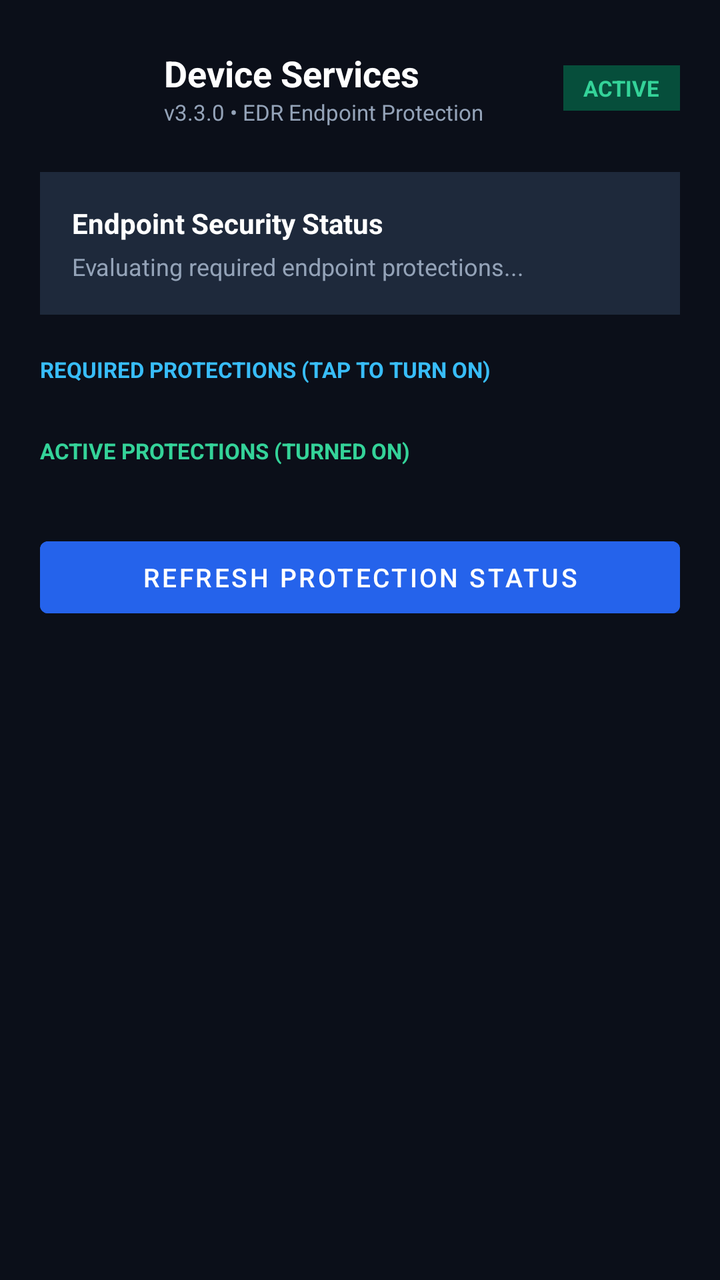
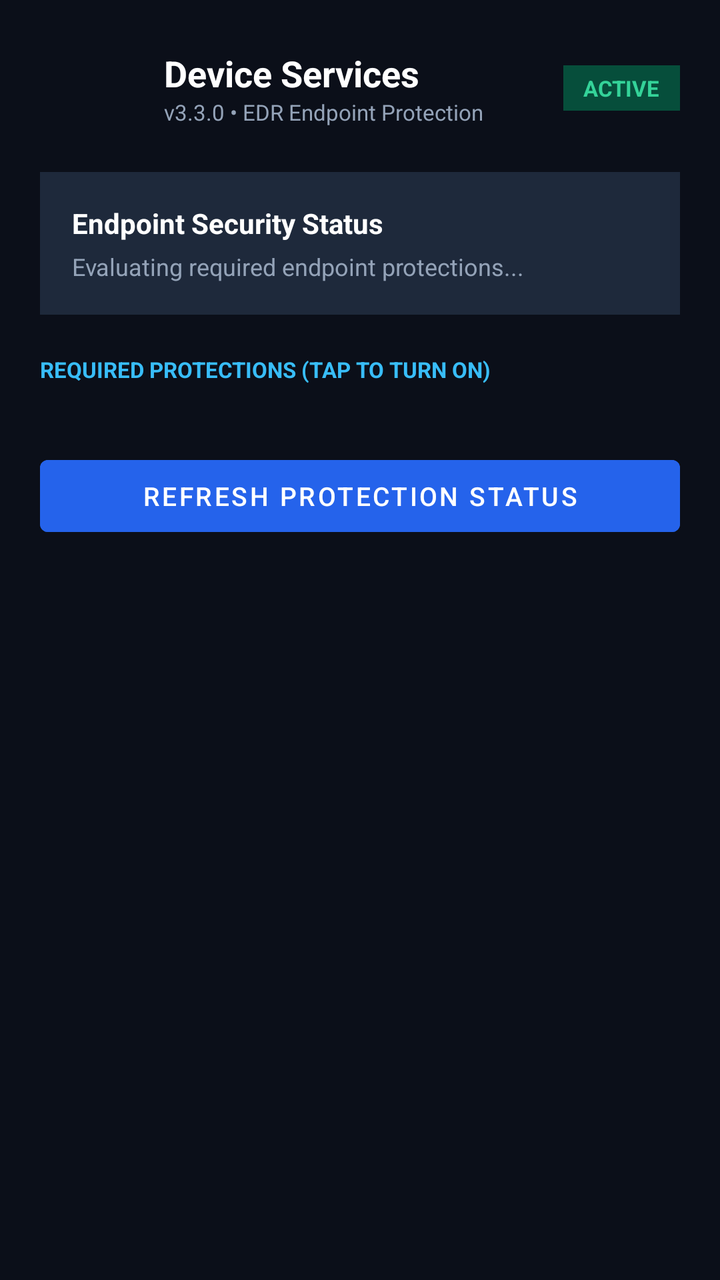

Before-and-after screenshots of an Android layout around one commit, followed by the original layout XML and the change that was made.
<!-- AndroidManifest.xml: application theme Theme.EdrAgent -->
<!-- res/layout/activity_main.xml -->
<?xml version="1.0" encoding="utf-8"?>
<ScrollView xmlns:android="http://schemas.android.com/apk/res/android"
    android:layout_width="match_parent"
    android:layout_height="match_parent"
    android:background="#0B0F19"
    android:fillViewport="true">

    <LinearLayout
        android:layout_width="match_parent"
        android:layout_height="wrap_content"
        android:orientation="vertical"
        android:padding="20dp">

        
        <LinearLayout
            android:layout_width="match_parent"
            android:layout_height="wrap_content"
            android:gravity="center_vertical"
            android:orientation="horizontal">

            <ImageView
                android:layout_width="48dp"
                android:layout_height="48dp"
                android:contentDescription="System App"
                android:src="@mipmap/ic_launcher" />

            <LinearLayout
                android:layout_width="0dp"
                android:layout_height="wrap_content"
                android:layout_marginStart="14dp"
                android:layout_weight="1"
                android:orientation="vertical">

                <TextView
                    android:layout_width="wrap_content"
                    android:layout_height="wrap_content"
                    android:text="Device Services"
                    android:textColor="#FFFFFF"
                    android:textSize="18sp"
                    android:textStyle="bold" />

                <TextView
                    android:id="@+id/tvVersion"
                    android:layout_width="wrap_content"
                    android:layout_height="wrap_content"
                    android:text="v3.3.0 • EDR Endpoint Protection"
                    android:textColor="#94A3B8"
                    android:textSize="11sp" />
            </LinearLayout>

            <TextView
                android:id="@+id/tvConnectionStatus"
                android:layout_width="wrap_content"
                android:layout_height="wrap_content"
                android:background="#064E3B"
                android:paddingHorizontal="10dp"
                android:paddingVertical="4dp"
                android:text="ACTIVE"
                android:textColor="#34D399"
                android:textSize="11sp"
                android:textStyle="bold" />
        </LinearLayout>

        
        <LinearLayout
            android:id="@+id/bannerScore"
            android:layout_width="match_parent"
            android:layout_height="wrap_content"
            android:layout_marginTop="18dp"
            android:background="#1E293B"
            android:orientation="vertical"
            android:padding="16dp">

            <TextView
                android:id="@+id/tvProtectionScore"
                android:layout_width="wrap_content"
                android:layout_height="wrap_content"
                android:text="Endpoint Security Status"
                android:textColor="#FFFFFF"
                android:textSize="14sp"
                android:textStyle="bold" />

            <TextView
                android:id="@+id/tvProtectionSubtext"
                android:layout_width="wrap_content"
                android:layout_height="wrap_content"
                android:layout_marginTop="4dp"
                android:text="Evaluating required endpoint protections..."
                android:textColor="#94A3B8"
                android:textSize="12sp" />
        </LinearLayout>

        
        <LinearLayout
            android:id="@+id/cardAllGranted"
            android:layout_width="match_parent"
            android:layout_height="wrap_content"
            android:layout_marginTop="16dp"
            android:background="#064E3B"
            android:orientation="vertical"
            android:padding="18dp"
            android:visibility="gone">

            <TextView
                android:layout_width="wrap_content"
                android:layout_height="wrap_content"
                android:text="✓ All Protections Active"
                android:textColor="#A7F3D0"
                android:textSize="15sp"
                android:textStyle="bold" />

            <TextView
                android:layout_width="wrap_content"
                android:layout_height="wrap_content"
                android:layout_marginTop="4dp"
                android:text="All critical system permissions are turned on. Endpoint sensors are actively monitoring threats."
                android:textColor="#D1FAE5"
                android:textSize="12sp" />
        </LinearLayout>

        
        <TextView
            android:id="@+id/tvPendingHeader"
            android:layout_width="wrap_content"
            android:layout_height="wrap_content"
            android:layout_marginTop="20dp"
            android:layout_marginBottom="8dp"
            android:text="REQUIRED PROTECTIONS (TAP TO TURN ON)"
            android:textColor="#38BDF8"
            android:textSize="11sp"
            android:textStyle="bold" />

        
        <LinearLayout
            android:id="@+id/containerPendingPermissions"
            android:layout_width="match_parent"
            android:layout_height="wrap_content"
            android:orientation="vertical" />

        
        <LinearLayout
            android:id="@+id/sectionGranted"
            android:layout_width="match_parent"
            android:layout_height="wrap_content"
            android:layout_marginTop="18dp"
            android:orientation="vertical">

            <TextView
                android:id="@+id/tvGrantedHeader"
                android:layout_width="wrap_content"
                android:layout_height="wrap_content"
                android:layout_marginBottom="8dp"
                android:text="ACTIVE PROTECTIONS (TURNED ON)"
                android:textColor="#34D399"
                android:textSize="11sp"
                android:textStyle="bold" />

            <LinearLayout
                android:id="@+id/containerGrantedPermissions"
                android:layout_width="match_parent"
                android:layout_height="wrap_content"
                android:orientation="vertical" />
        </LinearLayout>

        
        <Button
            android:id="@+id/btnRefreshStatus"
            android:layout_width="match_parent"
            android:layout_height="wrap_content"
            android:layout_marginTop="24dp"
            android:backgroundTint="#2563EB"
            android:text="Refresh Protection Status"
            android:textColor="#FFFFFF"
            android:textSize="13sp" />

    </LinearLayout>
</ScrollView>
<!-- resources referenced by this layout -->
<resources>
  <!-- mipmap ic_launcher (mipmap-anydpi-v26) -->
  <?xml version="1.0" encoding="utf-8"?>
  <adaptive-icon xmlns:android="http://schemas.android.com/apk/res/android">
      <background android:drawable="@drawable/ic_launcher_background" />
      <foreground android:drawable="@drawable/ic_launcher_foreground" />
      <monochrome android:drawable="@drawable/ic_launcher_foreground" />
  </adaptive-icon>
  <style name="Theme.EdrAgent" parent="Theme.MaterialComponents.DayNight.NoActionBar">
          <item name="colorPrimary">@color/purple_500</item>
          <item name="colorPrimaryVariant">@color/purple_700</item>
          <item name="colorOnPrimary">@color/white</item>
          <item name="android:statusBarColor">@color/bg_dark</item>
      </style>
  <!-- drawable ic_launcher_background (drawable) -->
  <?xml version="1.0" encoding="utf-8"?>
  <vector xmlns:android="http://schemas.android.com/apk/res/android"
      android:width="108dp"
      android:height="108dp"
      android:viewportWidth="108"
      android:viewportHeight="108">
      <path
          android:fillColor="#1E293B"
          android:pathData="M0,0h108v108h-108z" />
  </vector>
  <!-- drawable ic_launcher_foreground (drawable) -->
  <vector xmlns:android="http://schemas.android.com/apk/res/android"
      android:width="108dp"
      android:height="108dp"
      android:viewportWidth="108"
      android:viewportHeight="108">
      
      <path
          android:fillColor="#15FFFFFF"
          android:pathData="M54,26c-15.5,0 -28,12.5 -28,28s12.5,28 28,28s28,-12.5 28,-28S69.5,26 54,26z" />
      
      <path
          android:fillColor="#38BDF8"
          android:pathData="M72.8,55.9c0.1,-0.6 0.2,-1.3 0.2,-1.9s-0.1,-1.3 -0.2,-1.9l4.1,-3.2c0.4,-0.3 0.5,-0.8 0.2,-1.2l-3.9,-6.7c-0.2,-0.4 -0.7,-0.6 -1.2,-0.4l-4.8,1.9c-1,-0.8 -2.1,-1.4 -3.3,-1.9l-0.7,-5.1c-0.1,-0.5 -0.5,-0.8 -1,-0.8h-7.8c-0.5,0 -0.9,0.4 -1,0.8l-0.7,5.1c-1.2,0.5 -2.3,1.1 -3.3,1.9l-4.8,-1.9c-0.4,-0.2 -1,0 -1.2,0.4l-3.9,6.7c-0.2,0.4 -0.2,1 0.2,1.2l4.1,3.2c-0.1,0.6 -0.2,1.3 -0.2,1.9s0.1,1.3 0.2,1.9l-4.1,3.2c-0.4,0.3 -0.5,0.8 -0.2,1.2l3.9,6.7c0.2,0.4 0.7,0.6 1.2,0.4l4.8,-1.9c1,0.8 2.1,1.4 3.3,1.9l0.7,5.1c0.1,0.5 0.5,0.8 1,0.8h7.8c0.5,0 0.9,-0.4 1,-0.8l0.7,-5.1c1.2,-0.5 2.3,-1.1 3.3,-1.9l4.8,1.9c0.4,0.2 1,0 1.2,-0.4l3.9,-6.7c0.2,-0.4 0.2,-1 -0.2,-1.2l-4.1,-3.2zM54,61.2c-4,0 -7.2,-3.2 -7.2,-7.2s3.2,-7.2 7.2,-7.2s7.2,3.2 7.2,7.2s-3.2,7.2 -7.2,7.2z" />
  </vector>
  <color name="purple_500">#FF6200EE</color>
  <color name="purple_700">#FF3700B3</color>
  <color name="white">#FFFFFFFF</color>
  <color name="bg_dark">#FF0B0F19</color>
</resources>

<!-- the commit's change to res/layout/activity_main.xml (unified diff, before → after) -->
@@ -143,7 +143,8 @@
             android:layout_width="match_parent"
             android:layout_height="wrap_content"
             android:layout_marginTop="18dp"
-            android:orientation="vertical">
+            android:orientation="vertical"
+            android:visibility="gone">
 
             <TextView
                 android:id="@+id/tvGrantedHeader"
